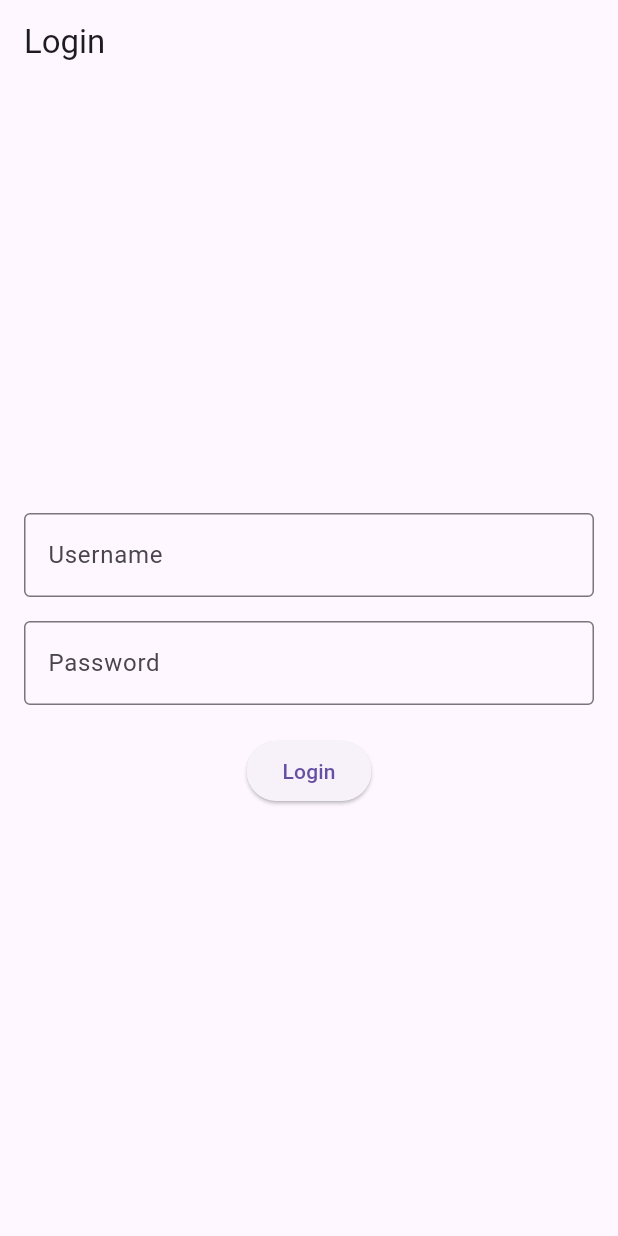
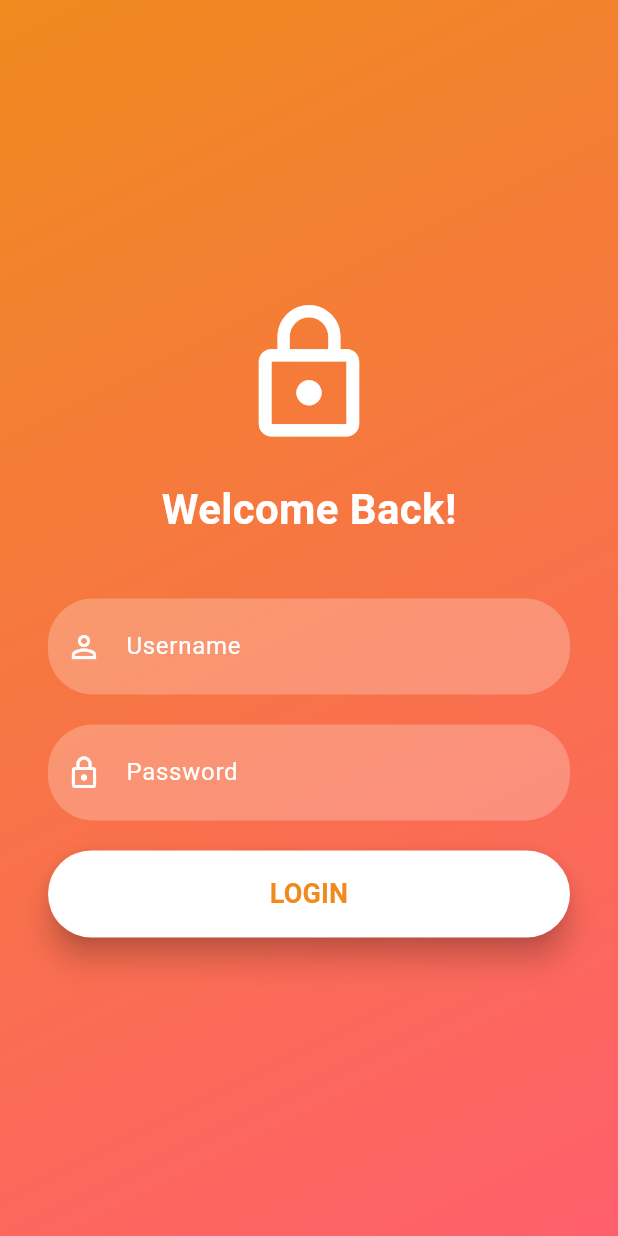
Before and after one commit to 221110040-Sandy/tugas-projek, a Flutter app: the screen it shows after launch, on a phone screen of 412 x 824 dp. Run offline on Flutter 3.47's test engine with Material 3 defaults, Android fonts, the phone set to English and light mode, and no system bars; our stand-ins replace cloud_firestore, firebase_core, shared_preferences; accounts and stored records are empty.

Commit message:
fix design

```diff
--- /dev/null
+++ b/lib/components/custom_input_field.dart
@@ -0,0 +1,39 @@
+import 'package:flutter/material.dart';
+
+class CustomInputField extends StatelessWidget {
+  final TextEditingController controller;
+  final String labelText;
+  final IconData icon;
+  final bool obscureText;
+
+  const CustomInputField({
+    Key? key,
+    required this.controller,
+    required this.labelText,
+    required this.icon,
+    this.obscureText = false,
+  }) : super(key: key);
+
+  @override
+  Widget build(BuildContext context) {
+    return TextField(
+      controller: controller,
+      obscureText: obscureText,
+      style: const TextStyle(color: Colors.white),
+      decoration: InputDecoration(
+        labelText: labelText,
+        labelStyle: const TextStyle(color: Colors.white),
+        floatingLabelBehavior:
+            FloatingLabelBehavior.never, // Label disappears when typing
+        prefixIcon: Icon(icon, color: Colors.white),
+        filled: true,
+        fillColor: Colors.white24,
+        border: OutlineInputBorder(
+          borderRadius: BorderRadius.circular(30.0),
+          borderSide: BorderSide.none,
+        ),
+        contentPadding: const EdgeInsets.symmetric(vertical: 20.0),
+      ),
+    );
+  }
+}
--- a/lib/screen/home_screen.dart
+++ b/lib/screen/home_screen.dart
@@ -1,4 +1,5 @@
 import 'package:flutter/material.dart';
+import 'package:tugas_akhir/services/auth_services.dart';
 
 class HomeScreen extends StatefulWidget {
   const HomeScreen({super.key});
@@ -8,11 +9,20 @@ class HomeScreen extends StatefulWidget {
 }
 
 class _HomeScreenState extends State<HomeScreen> {
+  final AuthService _authService = AuthService();
   @override
   Widget build(BuildContext context) {
     return Scaffold(
       appBar: AppBar(
         title: const Text("Home"),
+        actions: [
+          IconButton(
+              onPressed: () async {
+                await _authService.logout();
+                Navigator.pushReplacementNamed(context, '/login');
+              },
+              icon: Icon(Icons.power_settings_new))
+        ],
       ),
       body: Center(
         child: Text("data"),
--- a/lib/screen/login_screen.dart
+++ b/lib/screen/login_screen.dart
@@ -1,5 +1,7 @@
 import 'package:flutter/material.dart';
+import 'package:tugas_akhir/components/custom_input_field.dart';
 import 'package:tugas_akhir/services/auth_services.dart';
+import 'package:tugas_akhir/theme/colors.dart';
 
 class LoginScreen extends StatefulWidget {
   @override
@@ -16,43 +18,91 @@ class _LoginScreenState extends State<LoginScreen> {
   @override
   Widget build(BuildContext context) {
     return Scaffold(
-      appBar: AppBar(
-        title: Text('Login'),
+      body: Container(
+        width: double.infinity,
+        height: double.infinity,
+        decoration: const BoxDecoration(
+          gradient: LinearGradient(
+            begin: Alignment.topLeft,
+            end: Alignment.bottomRight,
+            colors: [
+              primaryColor,
+              accentColor,
+            ],
           ),
-      body: Padding(
-        padding: const EdgeInsets.all(16.0),
+        ),
+        child: Center(
+          child: SingleChildScrollView(
+            padding: const EdgeInsets.symmetric(horizontal: 32.0),
             child: Column(
               mainAxisAlignment: MainAxisAlignment.center,
               children: [
-            TextField(
-              controller: _usernameController,
-              decoration: InputDecoration(
-                labelText: 'Username',
-                border: OutlineInputBorder(),
+                const Icon(
+                  Icons.lock_outline,
+                  size: 100,
+                  color: Colors.white,
+                ),
+                const SizedBox(height: 20.0),
+                const Text(
+                  'Welcome Back!',
+                  style: TextStyle(
+                    fontSize: 28.0,
+                    fontWeight: FontWeight.bold,
+                    color: Colors.white,
                   ),
                 ),
-            SizedBox(height: 16.0),
-            TextField(
+                const SizedBox(height: 40.0),
+                CustomInputField(
+                  controller: _usernameController,
+                  labelText: 'Username',
+                  icon: Icons.person_outline,
+                ),
+                const SizedBox(height: 20.0),
+                CustomInputField(
                   controller: _passwordController,
+                  labelText: 'Password',
+                  icon: Icons.lock_outline,
                   obscureText: true,
-              decoration: InputDecoration(
-                labelText: 'Password',
-                border: OutlineInputBorder(),
+                ),
+                const SizedBox(height: 20.0),
+                ElevatedButton(
+                  onPressed: _login,
+                  style: ElevatedButton.styleFrom(
+                    padding: const EdgeInsets.symmetric(vertical: 16.0),
+                    shape: RoundedRectangleBorder(
+                      borderRadius: BorderRadius.circular(30.0),
+                    ),
+                    backgroundColor: Colors.white, // Button color
+                    foregroundColor: primaryColor, // Text color
+                    elevation: 8.0,
+                  ),
+                  child: const SizedBox(
+                    width: double.infinity,
+                    child: Center(
+                      child: Text(
+                        'LOGIN',
+                        style: TextStyle(
+                          fontSize: 18.0,
+                          fontWeight: FontWeight.bold,
+                          color: primaryColor,
                         ),
                       ),
-            SizedBox(height: 20.0),
-            ElevatedButton(
-              onPressed: _login,
-              child: Text('Login'),
+                    ),
+                  ),
                 ),
                 if (errorMessage.isNotEmpty) ...[
-              SizedBox(height: 16.0),
+                  const SizedBox(height: 16.0),
                   Text(
                     errorMessage,
-                style: TextStyle(color: Colors.red),
+                    style: const TextStyle(
+                      color: Colors.red,
+                      fontWeight: FontWeight.bold,
+                    ),
                   ),
                 ],
               ],
+            ),
+          ),
         ),
       ),
     );
--- a/lib/theme/colors.dart
+++ b/lib/theme/colors.dart
@@ -1,3 +1,5 @@
 import 'package:flutter/material.dart';
 
 const Color primaryColor = Color.fromARGB(255, 240, 138, 30);
+const Color accentColor = Color(0xFFFF5F6D);
+const Color secondaryColor = Color(0xFFFFC371);
```
Also changed, not shown: 1 other file. Lines whose indentation alone changed are shown as unchanged.
